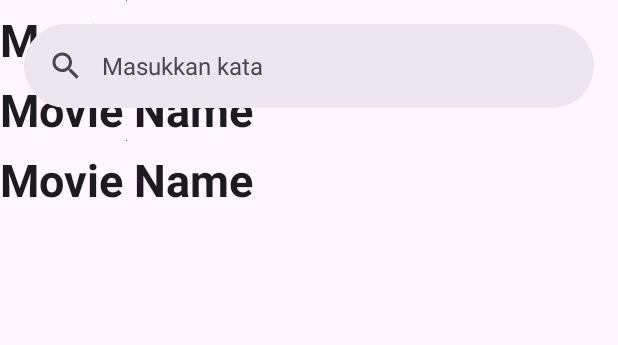
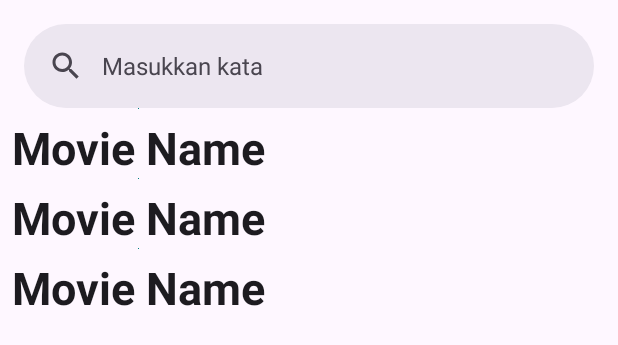
Before and after one commit to aishaatiko/KatalogFilm, an Android app: the layout activity_search.xml on its own in the app's theme, with its tools: preview values and no code run, on a phone screen of 412 x 824 dp. Shown: the top 345 px of the screen. Run offline under Robolectric (Android 15) with nearby library versions, the phone set to English and light mode, and no system bars.

Commit message:
Edit Layout RecyclerView

```diff
--- a/app/src/main/res/layout/activity_main.xml
+++ b/app/src/main/res/layout/activity_main.xml
@@ -22,13 +22,13 @@
     <androidx.core.widget.NestedScrollView
         android:layout_width="match_parent"
         android:layout_height="match_parent"
-        android:padding="16dp"
         app:layout_behavior="@string/appbar_scrolling_view_behavior">
 
         <androidx.recyclerview.widget.RecyclerView
             android:id="@+id/rv_movies"
             android:layout_width="match_parent"
             android:layout_height="match_parent"
+            android:paddingHorizontal="8dp"
             tools:listitem="@layout/movie_layout"/>
 
     </androidx.core.widget.NestedScrollView>
--- a/app/src/main/res/layout/activity_search.xml
+++ b/app/src/main/res/layout/activity_search.xml
@@ -1,11 +1,15 @@
 <?xml version="1.0" encoding="utf-8"?>
-<androidx.constraintlayout.widget.ConstraintLayout xmlns:android="http://schemas.android.com/apk/res/android"
+<LinearLayout
+    xmlns:android="http://schemas.android.com/apk/res/android"
     xmlns:app="http://schemas.android.com/apk/res-auto"
     xmlns:tools="http://schemas.android.com/tools"
     android:layout_width="match_parent"
     android:layout_height="match_parent"
+    android:orientation="vertical"
     tools:context=".SearchActivity">
-
+    <androidx.constraintlayout.widget.ConstraintLayout
+        android:layout_width="match_parent"
+        android:layout_height="wrap_content">
 
         <com.google.android.material.search.SearchBar
             android:id="@+id/searchBar"
@@ -29,18 +33,16 @@
             app:layout_constraintEnd_toEndOf="parent"
             app:layout_constraintStart_toStartOf="parent"
             app:layout_constraintTop_toTopOf="parent">
-
         </com.google.android.material.search.SearchView>
-
+    </androidx.constraintlayout.widget.ConstraintLayout>
     <androidx.recyclerview.widget.RecyclerView
         android:id="@+id/rv_search"
         android:layout_width="match_parent"
         android:layout_height="match_parent"
+        android:paddingHorizontal="8dp"
         app:layout_constraintStart_toStartOf="parent"
         app:layout_constraintEnd_toEndOf="parent"
         app:layout_constraintTop_toTopOf="parent"
         app:layout_constraintBottom_toBottomOf="parent"
         tools:listitem="@layout/movie_layout"/>
-
-
-</androidx.constraintlayout.widget.ConstraintLayout>
+</LinearLayout>
```
Lines whose indentation alone changed are shown as unchanged.
